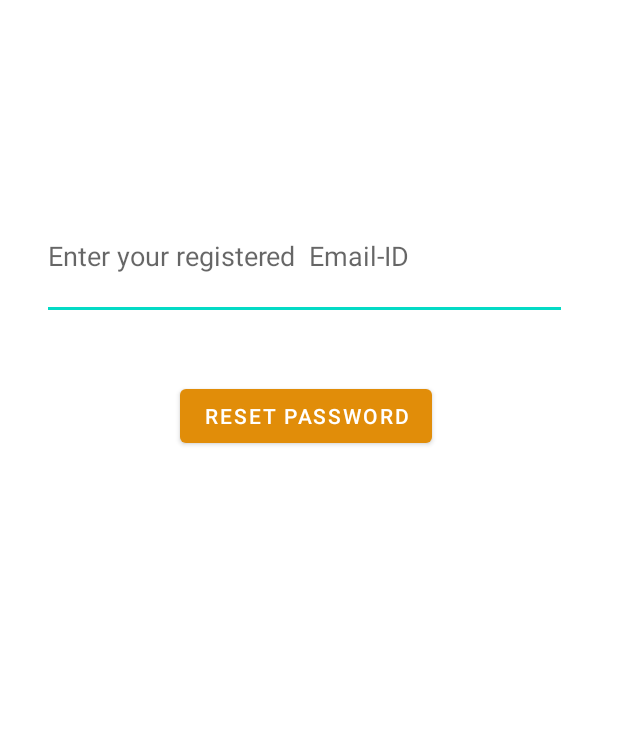
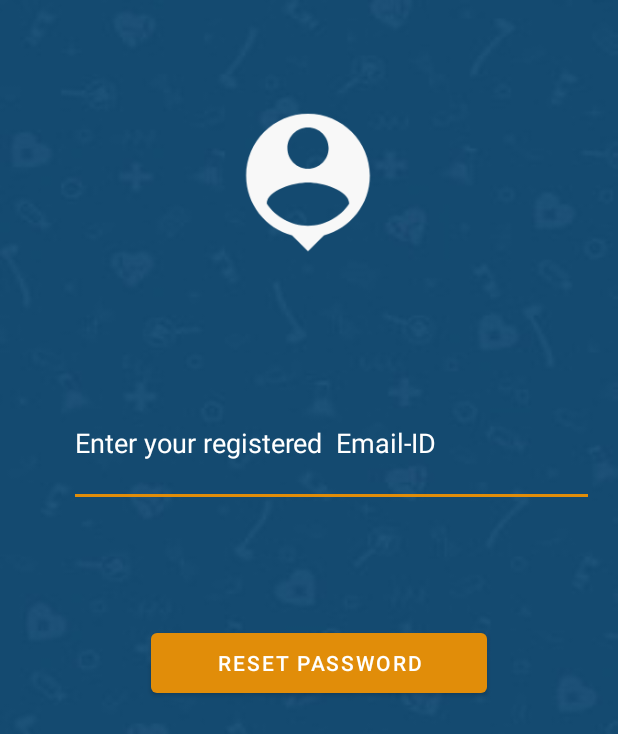
Before and after one commit to Mohitraj27/Instamedz, an Android app: the ForgotPassword screen opened directly, with no data from a screen before it, on a phone screen of 412 x 824 dp. Shown: the top 734 px of the screen. Run offline under Robolectric (Android 15) with nearby library versions, the phone set to English and light mode, and no system bars; our stand-ins replace Firebase (no records; nobody signed in at launch, a user with empty details on screens opened directly).

Commit message:
written codes in XMl for UI Part of the Forgot Password

```diff
--- a/app/src/main/java/com/example/instamedz/SignUP.java
+++ b/app/src/main/java/com/example/instamedz/SignUP.java
@@ -7,6 +7,7 @@ import android.util.Patterns;
 import android.view.View;
 import android.widget.Button;
 import android.widget.EditText;
+import android.widget.ImageView;
 import android.widget.ProgressBar;
 import android.widget.TextView;
 import android.widget.Toast;
@@ -42,10 +43,26 @@ public class SignUP extends AppCompatActivity implements View.OnClickListener {
     private static final String TAG = "GoogleActivity";
     private final static int RC_SIGN_IN=123;
 
+private ImageView otp_signup_button;
+
+
 
     @Override
     protected void onCreate(Bundle savedInstanceState) {
         super.onCreate(savedInstanceState);
+setContentView(R.layout.activity_sign_up);
+
+        otp_signup_button=findViewById(R.id.SignUP_Otp_phone);
+        otp_signup_button.setOnClickListener(new View.OnClickListener() {
+            @Override
+            public void onClick(View v) {
+                Intent intent=new Intent(SignUP.this,otp_send.class);
+                startActivity(intent);
+            }
+        });
+
+
+
         // [START config_signin]
         // Configure Google Sign In
         GoogleSignInOptions gso = new GoogleSignInOptions.Builder(GoogleSignInOptions.DEFAULT_SIGN_IN)
--- a/app/src/main/res/drawable/ic_baseline_person_pin_24.xml
+++ b/app/src/main/res/drawable/ic_baseline_person_pin_24.xml
@@ -1,4 +1,4 @@
-<vector android:height="24dp" android:tint="#144970"
+<vector android:height="24dp" android:tint="#F8F8F8"
     android:viewportHeight="24" android:viewportWidth="24"
     android:width="24dp" xmlns:android="http://schemas.android.com/apk/res/android">
     <path android:fillColor="@android:color/white" android:pathData="M12,2c-4.97,0 -9,4.03 -9,9 0,4.17 2.84,7.67 6.69,8.69L12,22l2.31,-2.31C18.16,18.67 21,15.17 21,11c0,-4.97 -4.03,-9 -9,-9zM12,4c1.66,0 3,1.34 3,3s-1.34,3 -3,3 -3,-1.34 -3,-3 1.34,-3 3,-3zM12,18.3c-2.5,0 -4.71,-1.28 -6,-3.22 0.03,-1.99 4,-3.08 6,-3.08 1.99,0 5.97,1.09 6,3.08 -1.29,1.94 -3.5,3.22 -6,3.22z"/>
--- a/app/src/main/res/layout/activity_forgot_password.xml
+++ b/app/src/main/res/layout/activity_forgot_password.xml
@@ -4,28 +4,47 @@
     xmlns:tools="http://schemas.android.com/tools"
     android:layout_width="match_parent"
     android:layout_height="match_parent"
-    tools:context=".ForgotPassword">
+    tools:context=".ForgotPassword"
+    android:background="@drawable/background_image">
+
+    <ImageView
+        android:layout_width="116dp"
+        android:layout_height="110dp"
+        android:src="@drawable/ic_baseline_person_pin_24"
+        app:layout_constraintBottom_toBottomOf="parent"
+        app:layout_constraintEnd_toEndOf="parent"
+        app:layout_constraintHorizontal_bias="0.498"
+        app:layout_constraintStart_toStartOf="parent"
+        app:layout_constraintTop_toTopOf="parent"
+        app:layout_constraintVertical_bias="0.093" />
 
     <EditText
         android:id="@+id/Email"
         android:layout_width="350dp"
         android:layout_height="85dp"
-        android:layout_marginStart="28dp"
-        android:layout_marginTop="128dp"
         android:ems="10"
+        android:backgroundTint="#E18D09"
+        android:textColorHint="#FFFF"
         android:hint="Enter your registered  Email-ID"
         android:inputType="textPersonName"
+        app:layout_constraintBottom_toBottomOf="parent"
+        app:layout_constraintEnd_toEndOf="parent"
+        app:layout_constraintHorizontal_bias="0.737"
         app:layout_constraintStart_toStartOf="parent"
-        app:layout_constraintTop_toTopOf="parent" />
+        app:layout_constraintTop_toTopOf="parent"
+        app:layout_constraintVertical_bias="0.342" />
 
     <Button
         android:id="@+id/resetButton"
-        android:layout_width="wrap_content"
-        android:layout_height="wrap_content"
-        android:layout_marginStart="120dp"
+        android:layout_width="224dp"
+        android:layout_height="52dp"
         android:layout_marginTop="40dp"
         android:text="Reset password"
+        app:layout_constraintBottom_toBottomOf="parent"
+        app:layout_constraintEnd_toEndOf="parent"
+        app:layout_constraintHorizontal_bias="0.535"
         app:layout_constraintStart_toStartOf="parent"
-        app:layout_constraintTop_toBottomOf="@+id/Email" />
+        app:layout_constraintTop_toBottomOf="@+id/Email"
+        app:layout_constraintVertical_bias="0.097" />
 
 </androidx.constraintlayout.widget.ConstraintLayout>
--- a/app/src/main/res/layout/activity_sign_up.xml
+++ b/app/src/main/res/layout/activity_sign_up.xml
@@ -126,9 +126,10 @@
         app:layout_constraintVertical_bias="0.073" />
 
     <ImageView
-        android:id="@+id/SignUP_facebook_button"
+        android:id="@+id/SignUP_Otp_phone"
         android:layout_width="157dp"
         android:layout_height="72dp"
+        android:clickable="true"
         android:layout_marginBottom="84dp"
         app:layout_constraintBottom_toBottomOf="parent"
         app:layout_constraintEnd_toEndOf="parent"
```
